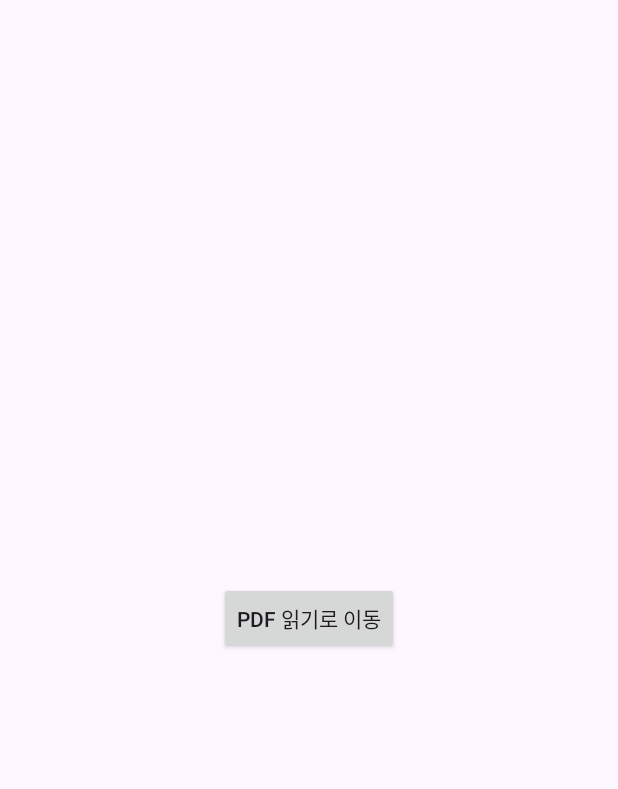
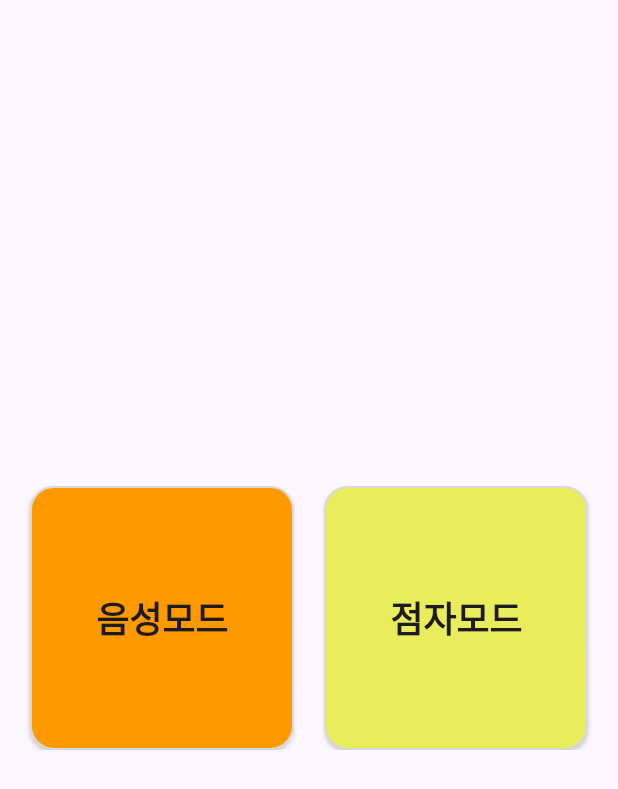
Before and after one commit to hackerton-noahah/android, an Android app: the ModeFragment screen opened directly, with no data from a screen before it, on a phone screen of 412 x 824 dp. Shown: the top 789 px of the screen. Run offline under Robolectric (Android 15) with nearby library versions, the light colour scheme and no system bars; our stand-ins replace data binding.

Commit message:
feat : mode 선택 레이아웃 구현

```diff
--- a/app/src/main/java/com/hackerton/noahah/presentation/ui/main/MainActivity.kt
+++ b/app/src/main/java/com/hackerton/noahah/presentation/ui/main/MainActivity.kt
@@ -9,12 +9,14 @@ import android.speech.RecognitionListener
 import android.speech.RecognizerIntent
 import android.speech.SpeechRecognizer
 import android.speech.tts.TextToSpeech
+import android.util.Log
 import android.widget.Toast
 import com.hackerton.noahah.data.model.SpeechErrorMessage
 import com.hackerton.noahah.data.model.SpeechMessage
 import com.hackerton.noahah.databinding.ActivityMainBinding
 import com.hackerton.noahah.presentation.base.BaseActivity
 import com.hackerton.noahah.presentation.ui.service.ServiceActivity
+import com.hackerton.noahah.presentation.util.Constants.TAG
 import java.util.Locale
 
 
@@ -24,7 +26,6 @@ class MainActivity : BaseActivity<ActivityMainBinding>(ActivityMainBinding::infl
 
     private lateinit var speechRecognizer: SpeechRecognizer
     private lateinit var recognizerIntent: Intent
-
 
     override fun onCreate(savedInstanceState: Bundle?) {
         super.onCreate(savedInstanceState)
@@ -50,7 +51,6 @@ class MainActivity : BaseActivity<ActivityMainBinding>(ActivityMainBinding::infl
                 startActivity(intent)
             }
         }
-
 
     override fun onInit(status: Int) {
         if (status == TextToSpeech.SUCCESS) {
@@ -105,6 +105,7 @@ class MainActivity : BaseActivity<ActivityMainBinding>(ActivityMainBinding::infl
 
     private fun processResults(command: String) {
         // 임의의 문자열 포함 여부 확인
+        Log.d(TAG,command)
         if (command.contains("노아", ignoreCase = true)) {
             goToNextActivity()
         } else {
--- /dev/null
+++ b/app/src/main/res/drawable/rect_orangefill_greystroke_15radius.xml
@@ -0,0 +1,13 @@
+<?xml version="1.0" encoding="utf-8"?>
+<shape xmlns:android="http://schemas.android.com/apk/res/android">
+    <solid
+        android:color="@color/orange"/>
+
+    <stroke
+        android:color="@color/grey"
+        android:width="1dp"/>
+
+    <corners
+        android:radius="15dp"/>
+
+</shape>
--- /dev/null
+++ b/app/src/main/res/drawable/rect_yellowfill_greystroke_15radius.xml
@@ -0,0 +1,13 @@
+<?xml version="1.0" encoding="utf-8"?>
+<shape xmlns:android="http://schemas.android.com/apk/res/android">
+    <solid
+        android:color="@color/yellow"/>
+
+    <stroke
+        android:color="@color/grey"
+        android:width="1dp"/>
+
+    <corners
+        android:radius="15dp"/>
+
+</shape>
--- a/app/src/main/res/layout/activity_splash.xml
+++ b/app/src/main/res/layout/activity_splash.xml
@@ -10,6 +10,7 @@
         android:layout_width="match_parent"
         android:layout_height="match_parent"
         android:background="@color/main_color">
+
         <androidx.constraintlayout.widget.ConstraintLayout
             android:layout_width="wrap_content"
             android:layout_height="wrap_content"
@@ -40,9 +41,9 @@
                 android:includeFontPadding="false"
                 app:layout_constraintTop_toBottomOf="@id/tv_app_title"
                 app:layout_constraintBottom_toBottomOf="parent"
-
                 app:layout_constraintRight_toRightOf="parent"
                 app:layout_constraintLeft_toRightOf="@id/iv_microphone"/>
+
             <ImageView
                 android:id="@+id/iv_microphone"
                 android:layout_width="70dp"
--- a/app/src/main/res/layout/fragment_mode.xml
+++ b/app/src/main/res/layout/fragment_mode.xml
@@ -12,11 +12,33 @@
 
         <androidx.appcompat.widget.AppCompatButton
             android:id="@+id/btn_to_hear"
-            android:layout_width="wrap_content"
-            android:layout_height="wrap_content"
-            android:text="pdf 읽기로 이동"
+            android:layout_width="0dp"
+            android:layout_height="0dp"
+            android:layout_marginStart="20dp"
+            android:layout_marginEnd="20dp"
+            android:background="@drawable/rect_orangefill_greystroke_15radius"
+            android:text="음성모드"
+            android:textSize="24sp"
+            android:textStyle="bold"
+            app:layout_constraintBottom_toBottomOf="parent"
+            app:layout_constraintDimensionRatio="1:1"
+            app:layout_constraintEnd_toStartOf="@id/btn_to_braille"
+            app:layout_constraintStart_toStartOf="parent"
+            app:layout_constraintTop_toTopOf="parent" />
+
+        <androidx.appcompat.widget.AppCompatButton
+            android:id="@+id/btn_to_braille"
+            android:layout_width="0dp"
+            android:layout_height="0dp"
+            android:layout_marginEnd="20dp"
+            android:background="@drawable/rect_yellowfill_greystroke_15radius"
+            android:text="점자모드"
+            android:textSize="24sp"
+            android:textStyle="bold"
+            app:layout_constraintBottom_toBottomOf="parent"
+            app:layout_constraintDimensionRatio="1:1"
             app:layout_constraintEnd_toEndOf="parent"
-            app:layout_constraintStart_toStartOf="parent"
+            app:layout_constraintStart_toEndOf="@id/btn_to_hear"
             app:layout_constraintTop_toTopOf="parent" />
 
     </androidx.constraintlayout.widget.ConstraintLayout>
--- a/app/src/main/res/values/colors.xml
+++ b/app/src/main/res/values/colors.xml
@@ -3,4 +3,8 @@
     <color name="black">#FF000000</color>
     <color name="white">#FFFFFFFF</color>
     <color name="main_color">#FFF000</color>
+
+    <color name="yellow">#EAED5B</color>
+    <color name="orange">#FF9900</color>
+    <color name="grey">#D9D9D9</color>
 </resources>
```
